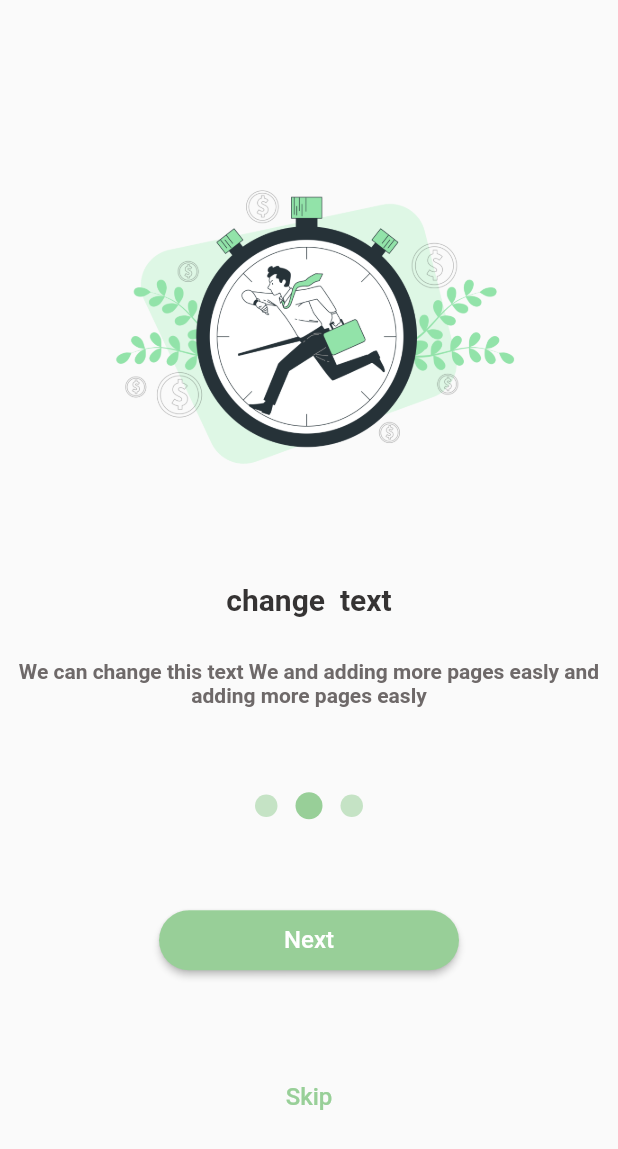
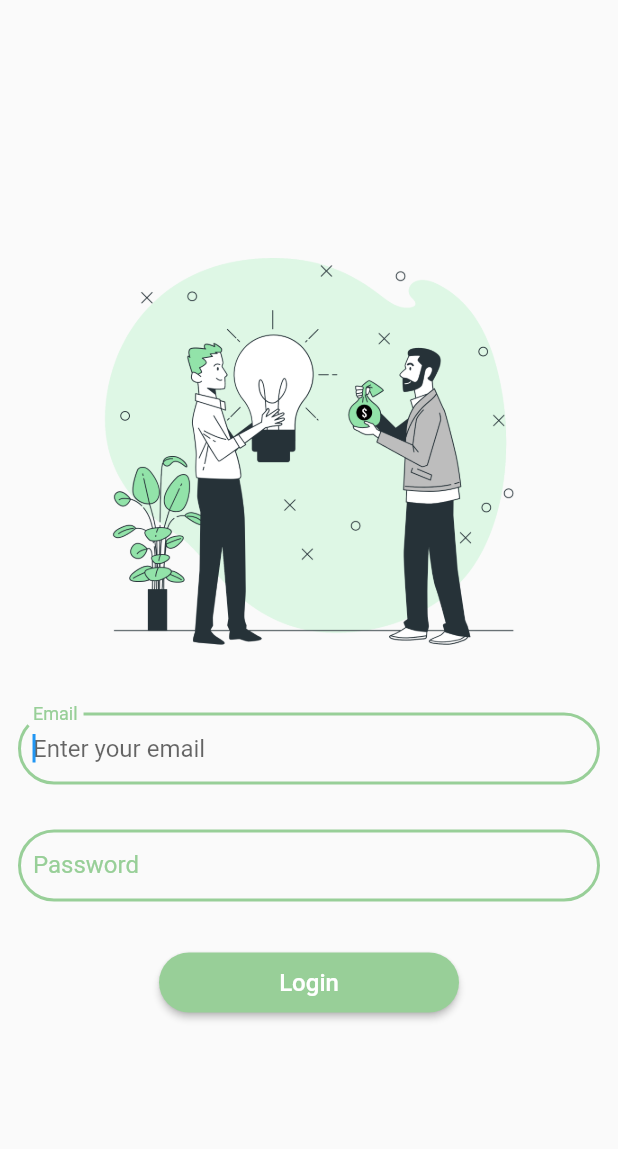
Before and after one commit to AnasAlkhamis/Meraki_Flutter_App, a Flutter app: the screen it shows after launch, after a tap on "Next", after a tap on "Skip", on a phone screen of 412 x 824 dp. Shown: the top 1149 px of the screen. Run offline on Flutter 3.47's test engine with Material 2 defaults, Android fonts, the phone set to English and light mode, and no system bars.

Commit message:
add login page  + text_field

```diff
--- /dev/null
+++ b/meraki_task/lib/page/login.dart
@@ -0,0 +1,51 @@
+import 'package:flutter/cupertino.dart';
+import 'package:flutter/material.dart';
+
+import '../widget/text_field.dart';
+
+class Login extends StatelessWidget {
+  const Login({super.key});
+
+  @override
+  Widget build(BuildContext context) {
+    return Scaffold(
+      body: Container(
+        child: Padding(
+          padding: const EdgeInsets.all(12.0),
+          child: Column(
+            crossAxisAlignment: CrossAxisAlignment.center,
+            mainAxisAlignment: MainAxisAlignment.center,
+            children: [
+              SafeArea(
+                child: Image.asset(
+                  "assets/images/paidIdea.png",
+                  height: 300,
+                ),
+              ),
+              const SizedBox(height: 30),
+              CustomTextField(
+                hint: 'Enter your email ',
+                label: 'Email',
+              ),
+              const SizedBox(height: 30),
+              CustomTextField(
+                hint: 'Enter your password',
+                label: 'Password',
+              ),
+              const SizedBox(height: 30),
+              ElevatedButton(
+                style: ElevatedButton.styleFrom(
+                  minimumSize: Size(200, 40),
+                  shape: StadiumBorder(),
+                  primary: Color(0xFF98CF98),
+                ),
+                onPressed: () {},
+                child: Text("Login", style: TextStyle(fontSize: 16.00)),
+              ),
+            ],
+          ),
+        ),
+      ),
+    );
+  }
+}
--- a/meraki_task/lib/page/page_view.dart
+++ b/meraki_task/lib/page/page_view.dart
@@ -5,6 +5,7 @@ import 'package:flutter/material.dart';
 import '../widget/dot.dart';
 import '../widget/on_bording.dart';
 import '../models/on_bording.dart';
+import 'login.dart';
 
 class PageViewsBoarding extends StatefulWidget {
   @override
@@ -57,6 +58,11 @@ class _PageViewsBoardingState extends State<PageViewsBoarding> {
                       pageController.animateToPage(activePage + 1,
                           duration: const Duration(milliseconds: 400),
                           curve: Curves.easeIn);
+                    } else {
+                      // Navigate to second route when press.
+                      Navigator.of(context).pushAndRemoveUntil(
+                          MaterialPageRoute(builder: ((context) => Login())),
+                          (route) => false);
                     }
                   },
                   child: Text(activePage == data.length - 1 ? "Start" : "Next",
@@ -64,7 +70,12 @@ class _PageViewsBoardingState extends State<PageViewsBoarding> {
                 ),
                 Spacer(),
                 TextButton(
-                  onPressed: () {},
+                  onPressed: () {
+                    // Navigate to second route when press.
+                    Navigator.of(context).pushAndRemoveUntil(
+                        MaterialPageRoute(builder: ((context) => Login())),
+                        (route) => false);
+                  },
                   child: const Text("Skip",
                       style:
                           TextStyle(fontSize: 16.00, color: Color(0xFF98CF98))),
--- /dev/null
+++ b/meraki_task/lib/widget/text_field.dart
@@ -0,0 +1,35 @@
+import 'package:flutter/material.dart';
+
+class CustomTextField extends StatelessWidget {
+  String label;
+  String hint;
+  CustomTextField({
+    Key? key,
+    required this.label,
+    required this.hint,
+  }) : super(key: key);
+
+  @override
+  Widget build(BuildContext context) {
+    return TextField(
+      autofocus: true,
+      decoration: InputDecoration(
+        border: OutlineInputBorder(
+            borderRadius: BorderRadius.circular(30.0),
+            borderSide: const BorderSide(color: Color(0xFF98CF98), width: 1)),
+        focusedBorder: OutlineInputBorder(
+            borderRadius: BorderRadius.circular(30.0),
+            borderSide: const BorderSide(color: Color(0xFF98CF98), width: 2)),
+        enabledBorder: OutlineInputBorder(
+          borderRadius: BorderRadius.circular(30),
+          borderSide: const BorderSide(color: Color(0xFF98CF98), width: 2),
+        ),
+        labelText: label,
+        labelStyle: const TextStyle(color: Color(0xFF98CF98), fontSize: 16),
+        hintText: hint,
+        contentPadding:
+            const EdgeInsets.symmetric(vertical: 10, horizontal: 10),
+      ),
+    );
+  }
+}
```
Also changed, not shown: meraki_task/assets/images/paidIdea.png (added).
